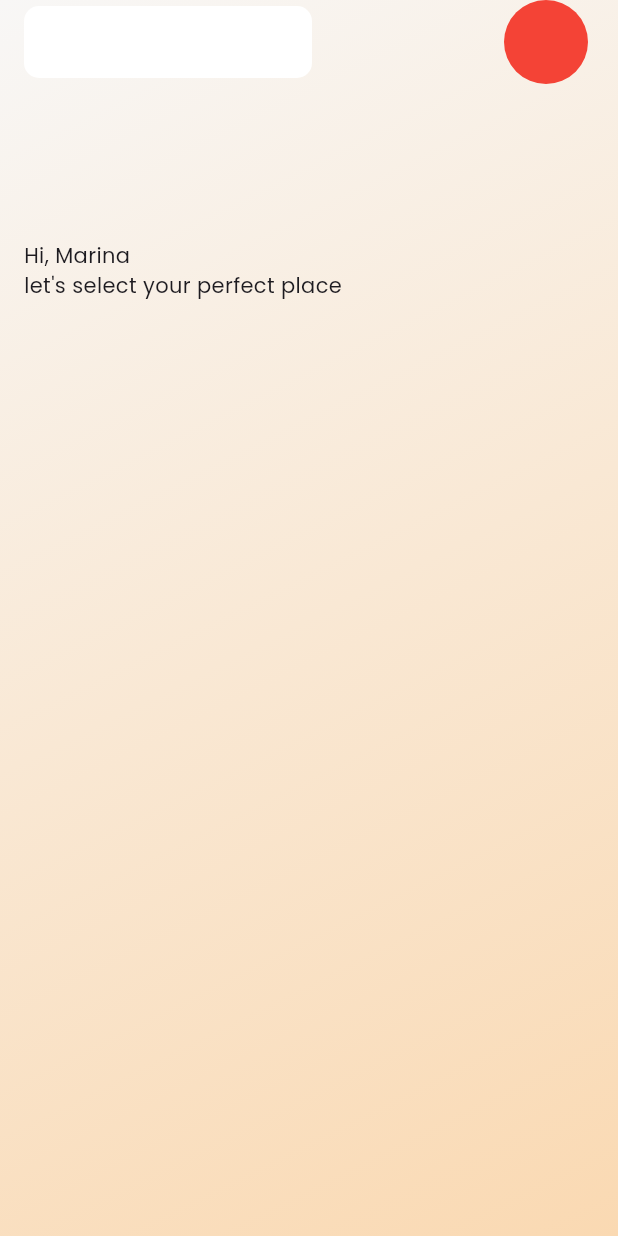
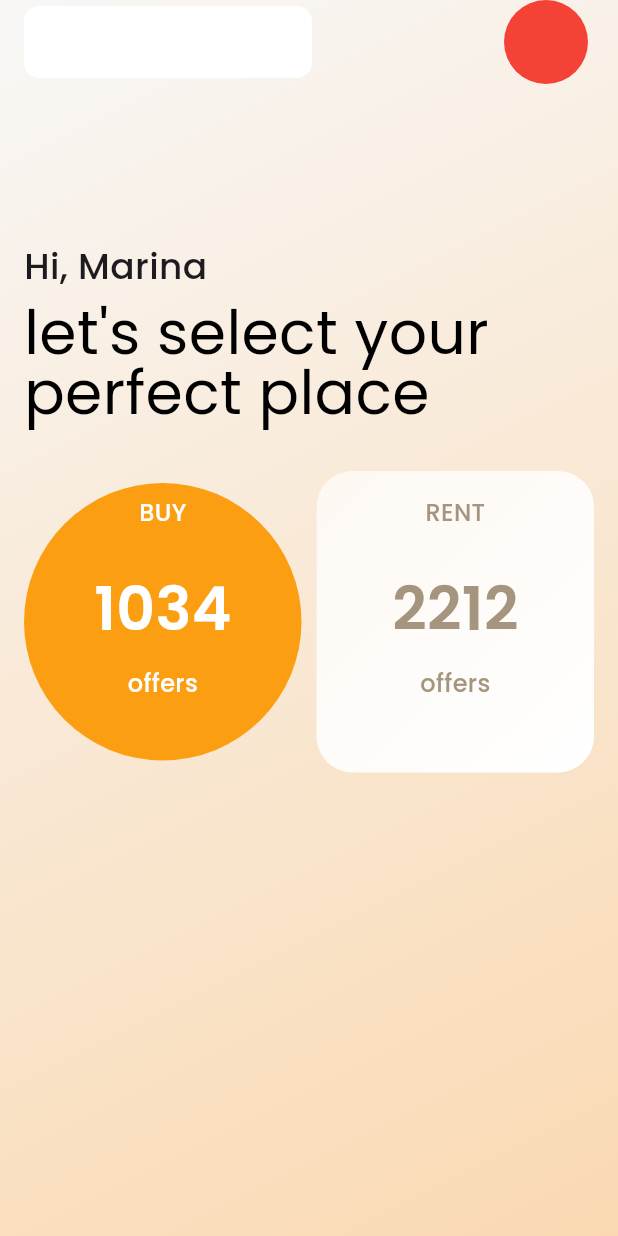
Before and after one commit to unknownaloy/moniepoint_task_01, a Flutter app: the screen it shows after launch, on a phone screen of 412 x 824 dp. Run offline on Flutter 3.47's test engine with Material 3 defaults, Android fonts, the phone set to English and light mode, and no system bars; our stand-ins replace google_fonts.

Commit message:
Implement the buy offers and rent offers widgets

```diff
--- a/lib/screens/home_screen.dart
+++ b/lib/screens/home_screen.dart
@@ -1,4 +1,6 @@
 import 'package:flutter/material.dart';
+import 'package:moniepoint_task/widgets/buy_offers_ui.dart';
+import 'package:moniepoint_task/widgets/rent_offers_ui.dart';
 
 class HomeScreen extends StatelessWidget {
   const HomeScreen({super.key});
@@ -43,10 +45,37 @@ class HomeScreen extends StatelessWidget {
           ),
         ),
         child: const Column(
-           crossAxisAlignment: CrossAxisAlignment.stretch,
+          crossAxisAlignment: CrossAxisAlignment.stretch,
           children: [
-            Text('Hi, Marina'),
-            Text("let's select your perfect place"),
+            Text(
+              'Hi, Marina',
+              style: TextStyle(
+                fontSize: 24,
+                fontWeight: FontWeight.w500,
+              ),
+            ),
+            SizedBox(
+              height: 8,
+            ),
+            Text(
+              "let's select your perfect place",
+              style: TextStyle(
+                fontSize: 40,
+                color: Colors.black,
+                height: 1,
+              ),
+            ),
+            SizedBox(
+              height: 32,
+            ),
+            Row(
+              mainAxisAlignment: MainAxisAlignment.spaceBetween,
+              children: [
+                Expanded(flex: 1, child: BuyOffersUi(),),
+                SizedBox(width: 10,),
+                Expanded(flex: 1, child: RentOffersUi(),),
+              ],
+            ),
           ],
         ),
       ),
--- /dev/null
+++ b/lib/widgets/buy_offers_ui.dart
@@ -0,0 +1,57 @@
+import 'package:flutter/material.dart';
+
+class BuyOffersUi extends StatelessWidget {
+  const BuyOffersUi({super.key});
+
+  @override
+  Widget build(BuildContext context) {
+    return Container(
+      padding: const EdgeInsets.only(
+        left: 16,
+        top: 16,
+        right: 16,
+        bottom: 48,
+      ),
+      width: double.infinity,
+      // height: 144,
+      decoration: const BoxDecoration(
+        color: Color(0xffFC9E12),
+        shape: BoxShape.circle,
+      ),
+      child: const Column(
+        children: [
+          Text(
+            "BUY",
+            style: TextStyle(
+              fontWeight: FontWeight.w500,
+              color: Colors.white,
+              fontSize: 16,
+            ),
+          ),
+          SizedBox(
+            height: 24,
+          ),
+          Text(
+            "1034",
+            style: TextStyle(
+              fontWeight: FontWeight.w600,
+              color: Colors.white,
+              fontSize: 40,
+            ),
+          ),
+          SizedBox(
+            height: 10,
+          ),
+          Text(
+            "offers",
+            style: TextStyle(
+              fontWeight: FontWeight.w500,
+              color: Colors.white,
+              fontSize: 16,
+            ),
+          ),
+        ],
+      ),
+    );
+  }
+}
--- /dev/null
+++ b/lib/widgets/rent_offers_ui.dart
@@ -0,0 +1,65 @@
+import 'package:flutter/material.dart';
+
+class RentOffersUi extends StatelessWidget {
+  const RentOffersUi({super.key});
+
+  @override
+  Widget build(BuildContext context) {
+    return Container(
+      padding: const EdgeInsets.only(
+        left: 16,
+        top: 16,
+        right: 16,
+        bottom: 48,
+      ),
+      width: double.infinity,
+      decoration: const BoxDecoration(
+        gradient: LinearGradient(
+          begin: Alignment.topLeft,
+          end: Alignment.bottomRight,
+          colors: [
+            Color(0xffFDF8F2),
+            Colors.white,
+          ],
+        ),
+        borderRadius: BorderRadius.all(
+          Radius.circular(24),
+        ),
+      ),
+      child: const Column(
+        children: [
+          Text(
+            "RENT",
+            style: TextStyle(
+              fontWeight: FontWeight.w500,
+              color: Color(0xffA5957E),
+              fontSize: 16,
+            ),
+          ),
+          SizedBox(
+            height: 24,
+          ),
+          Text(
+            "2212",
+            style: TextStyle(
+              fontWeight: FontWeight.w600,
+              color: Color(0xffA5957E),
+              fontSize: 40,
+            ),
+          ),
+          SizedBox(
+            height: 10,
+          ),
+          Text(
+            "offers",
+            style: TextStyle(
+              fontWeight: FontWeight.w500,
+              color: Color(0xffA5957E),
+              fontSize: 16,
+            ),
+          ),
+        ],
+      ),
+    );
+  }
+}
```
